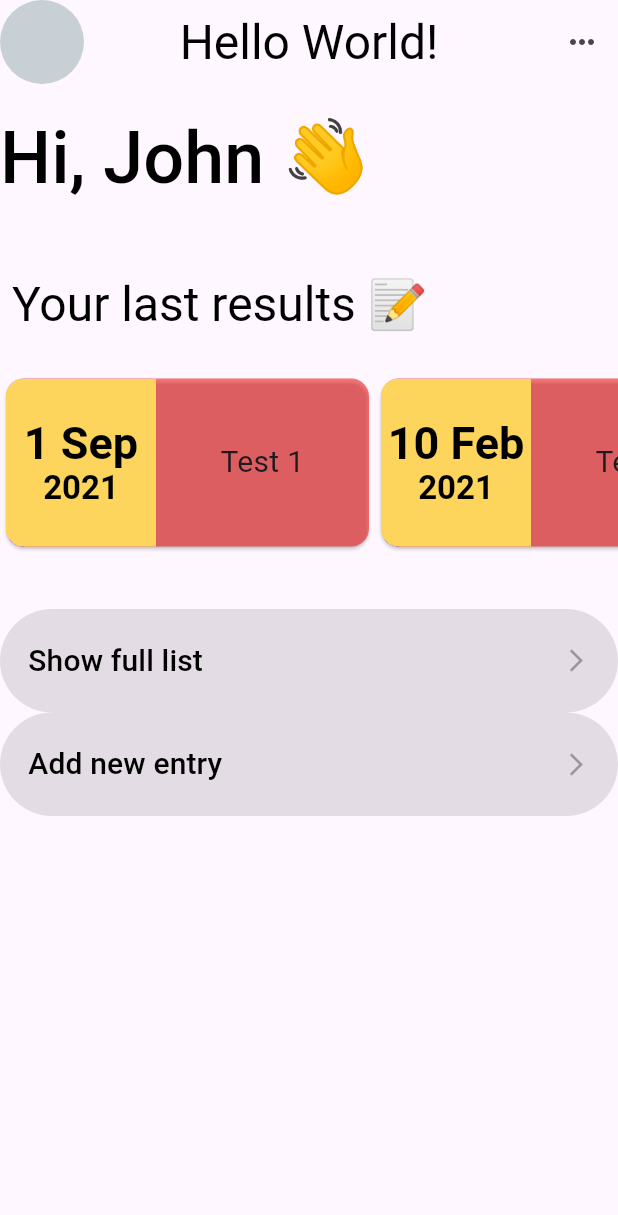
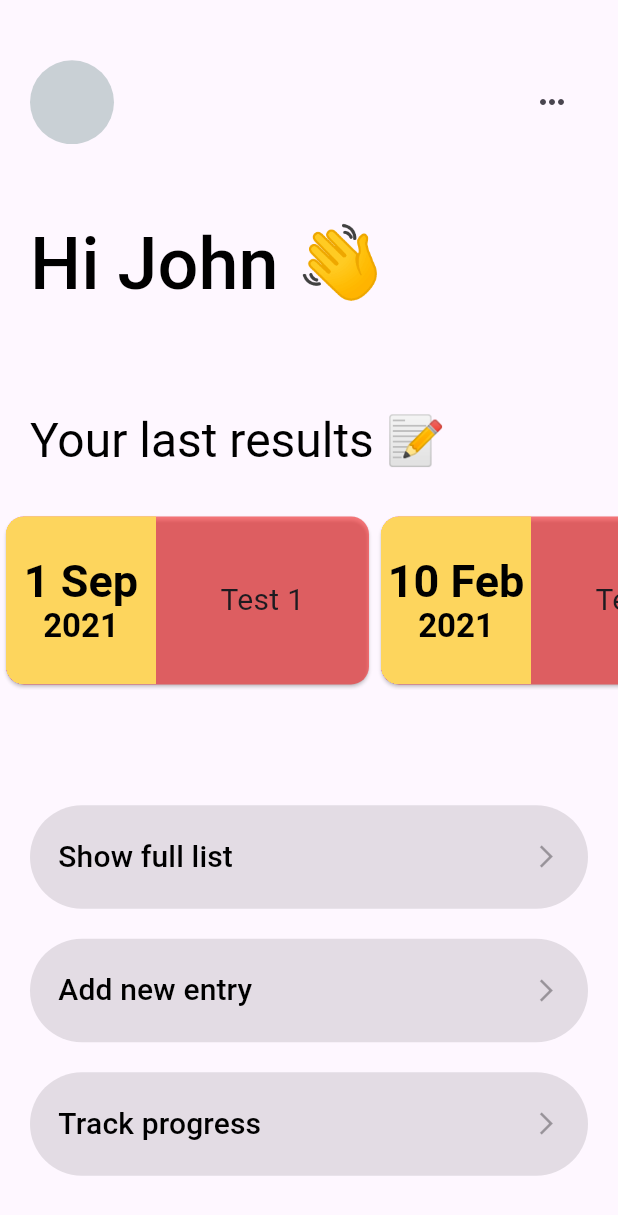
Before and after one commit to xJac0b/my_blood, a Flutter app: the screen it shows after launch, on a phone screen of 412 x 824 dp. Shown: the top 1215 px of the screen. Run offline on Flutter 3.47's test engine with Material 2 defaults, Android fonts, the phone set to English and light mode, and no system bars; our stand-ins replace auto_route; generated files the repository leaves out were written again.

Commit message:
buttons section,  .arb

```diff
--- a/lib/l10n/app_en.arb
+++ b/lib/l10n/app_en.arb
@@ -1,6 +1,7 @@
 {
-    "helloWorld": "Hello World!",
-    "@helloWorld": {
-      "description": "The conventional newborn programmer greeting"
-    }
+    "greeting": "Hi",
+    "resultsSectionTitle": "Your last results",
+    "showFullListButton": "Show full list",
+    "addNewEntryButton": "Add new entry",
+    "trackProgressButton": "Track progress"
 }
--- a/lib/l10n/app_pl.arb
+++ b/lib/l10n/app_pl.arb
@@ -1,3 +1,7 @@
 {
-    "helloWorld": "Witaj świecie!"
+    "greeting": "Cześć",
+    "resultsSectionTitle": "Twoje ostatnie wyniki",
+    "showFullListButton": "Pokaż całą listę",
+    "addNewEntryButton": "Dodaj nowy wpis",
+    "trackProgressButton": "Śledź postępy"
 }
--- /dev/null
+++ b/lib/presentation/core/constants/dimensions.dart
@@ -0,0 +1,4 @@
+class Dimensions {
+  static const horizontalPadding = 20.0;
+  static const verticalPadding = 10.0;
+}
--- /dev/null
+++ b/lib/presentation/core/widgets/default_padding.dart
@@ -0,0 +1,22 @@
+import 'package:flutter/material.dart';
+
+import '../constants/dimensions.dart';
+
+class DefaultPadding extends StatelessWidget {
+  const DefaultPadding({
+    super.key,
+    required this.child,
+  });
+  final Widget child;
+
+  @override
+  Widget build(BuildContext context) {
+    return Padding(
+      padding: const EdgeInsets.symmetric(
+        horizontal: Dimensions.horizontalPadding,
+        vertical: Dimensions.verticalPadding,
+      ),
+      child: child,
+    );
+  }
+}
--- a/lib/presentation/pages/home_page/home_page_view.dart
+++ b/lib/presentation/pages/home_page/home_page_view.dart
@@ -1,7 +1,9 @@
 import 'package:flutter/material.dart';
 import '../../../utils/extensions.dart';
+import '../../core/widgets/default_padding.dart';
 import '../../core/widgets/headline_large.dart';
 import '../widgets/app_bar.dart';
+import '../widgets/buttons_section.dart';
 import '../widgets/menu_button.dart';
 import '../widgets/results_section.dart';
 
@@ -13,17 +15,14 @@ class HomePageView extends StatelessWidget {
     return Scaffold(
       body: Column(
         crossAxisAlignment: CrossAxisAlignment.start,
+        mainAxisAlignment: MainAxisAlignment.spaceEvenly,
         children: [
-          CustomAppBar(title: context.l10n.helloWorld),
-          const SizedBox(height: 20),
-          const HeadlineLarge('Hi, John 👋'),
-          const SizedBox(height: 20),
+          DefaultPadding(child: CustomAppBar()),
+          DefaultPadding(
+              child: HeadlineLarge('${context.l10n.greeting} John 👋')),
           const ResultsSection(),
-          const MenuButton(
-            label: 'Show full list',
-          ),
-          const MenuButton(
-            label: 'Add new entry',
+          const DefaultPadding(
+            child: ButtonsSection(),
           ),
         ],
       ),
--- /dev/null
+++ b/lib/presentation/pages/widgets/buttons_section.dart
@@ -0,0 +1,29 @@
+import 'package:flutter/material.dart';
+
+import '../../../utils/extensions.dart';
+import 'menu_button.dart';
+
+class ButtonsSection extends StatelessWidget {
+  const ButtonsSection({
+    super.key,
+  });
+
+  @override
+  Widget build(BuildContext context) {
+    return Column(
+      children: [
+        MenuButton(
+          label: context.l10n.showFullListButton,
+        ),
+        const SizedBox(height: 20),
+        MenuButton(
+          label: context.l10n.addNewEntryButton,
+        ),
+        const SizedBox(height: 20),
+        MenuButton(
+          label: context.l10n.trackProgressButton,
+        ),
+      ],
+    );
+  }
+}
--- a/lib/presentation/pages/widgets/results_section.dart
+++ b/lib/presentation/pages/widgets/results_section.dart
@@ -1,5 +1,7 @@
 import 'package:flutter/material.dart';
 
+import '../../../utils/extensions.dart';
+import '../../core/widgets/default_padding.dart';
 import '../../core/widgets/headline_medium.dart';
 import 'result_card.dart';
 
@@ -17,10 +19,8 @@ class ResultsSection extends StatelessWidget {
         mainAxisAlignment: MainAxisAlignment.spaceEvenly,
         crossAxisAlignment: CrossAxisAlignment.start,
         children: [
-          const Padding(
-            padding: EdgeInsets.all(8),
-            child: HeadlineMedium('Your last results 📝'),
-          ),
+          DefaultPadding(
+              child: HeadlineMedium('${context.l10n.resultsSectionTitle} 📝')),
           Container(
             height: 120,
             child: ListView(
```
